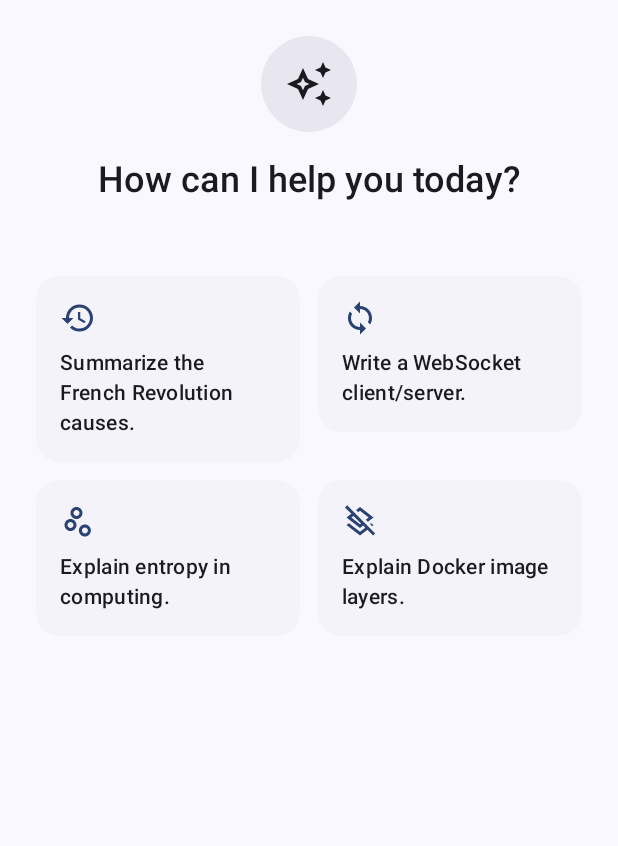
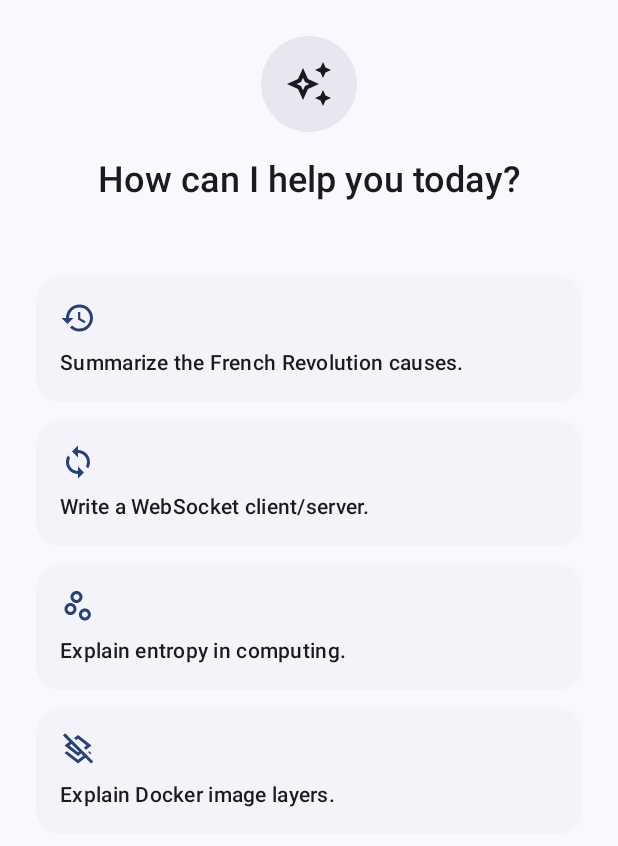
Before and after one commit to 7Collector/L.O.R.E, an Android app built with Jetpack Compose: the composable EmptyChatScreen shown on its own in the app's theme, on a phone screen of 412 x 824 dp. Shown: the top 846 px of the screen. Run offline under Robolectric (Android 15) with nearby library versions, the phone set to English and light mode, and no system bars.

Commit message:
Update grid layout in EmptyChatScreen
Changed LazyVerticalGrid to use adaptive columns with a minimum size of 220dp and set modifier to fillMaxWidth for better responsiveness. This improves the display of suggestion cards on different screen sizes.

```diff
--- a/freya/app/src/main/java/collector/freya/app/odin/components/EmptyChatScreen.kt
+++ b/freya/app/src/main/java/collector/freya/app/odin/components/EmptyChatScreen.kt
@@ -70,10 +70,10 @@ fun EmptyChatScreen(
         Spacer(Modifier.height(48.dp))
 
         LazyVerticalGrid(
-            columns = GridCells.Fixed(2),
+            columns = GridCells.Adaptive(minSize = 220.dp),
             verticalArrangement = Arrangement.spacedBy(12.dp),
             horizontalArrangement = Arrangement.spacedBy(12.dp),
-            modifier = Modifier.widthIn(max = 600.dp)
+            modifier = Modifier.fillMaxWidth()
         ) {
             items(randomPrompts) { prompt ->
                 SuggestionCard(
```
